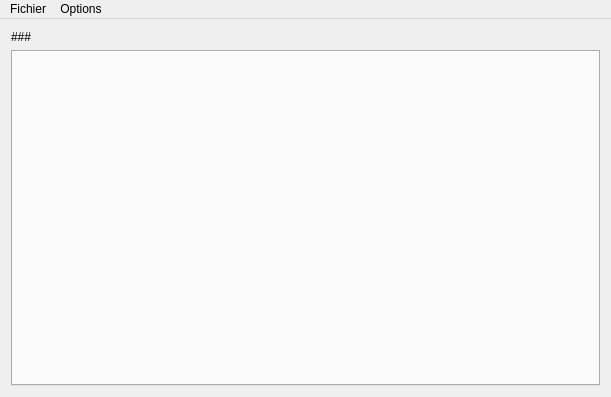
First picture: the form in projects/ProjectManager/form/MainWindow.ui, repository darkFrancis/ProjectManager, before the edit.
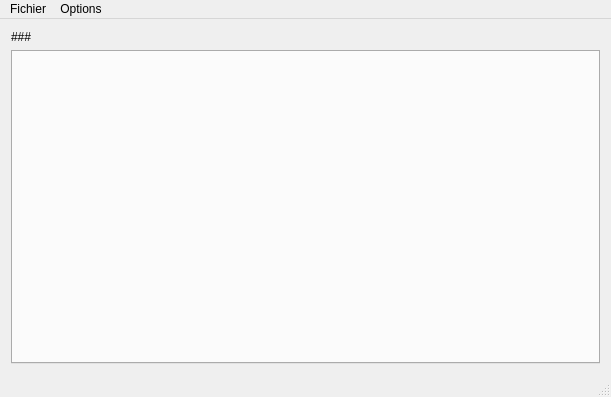
Second picture: the form after the edit.

What changed in the file:
```diff
--- a/projects/ProjectManager/form/MainWindow.ui
+++ b/projects/ProjectManager/form/MainWindow.ui
@@ -55,6 +55,7 @@
    <addaction name="menuFichier"/>
    <addaction name="menuOptions"/>
   </widget>
+  <widget class="QStatusBar" name="statusBar"/>
   <action name="actionPr_f_rences">
    <property name="text">
     <string>Préférences</string>
```
